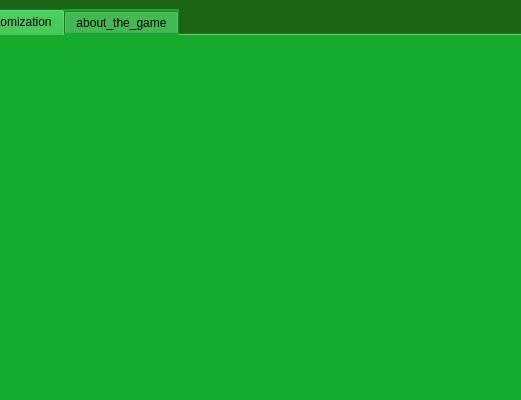
First picture: the form in forms/root.ui, repository kursach-vega/snake, before the edit; both pictures show x 151 to 672 and y 0 to 400 of the 813 by 600 pixel window.
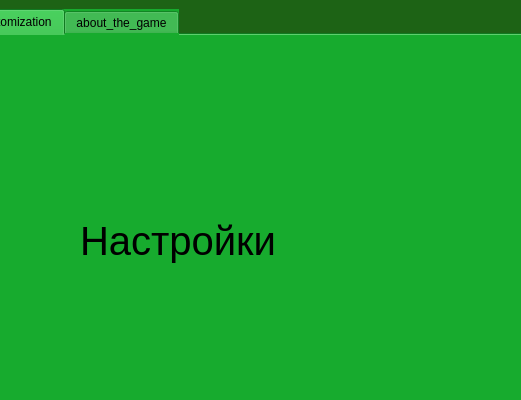
Second picture: the form after the edit. The open tabs and pages were chosen to show the change.

Commit message: "add design and operation of some buttons"

Diff of the .ui file:
```diff
--- a/forms/root.ui
+++ b/forms/root.ui
@@ -489,6 +489,24 @@
        <attribute name="title">
         <string>customization</string>
        </attribute>
+       <widget class="QLabel" name="label_5">
+        <property name="geometry">
+         <rect>
+          <x>220</x>
+          <y>180</y>
+          <width>361</width>
+          <height>51</height>
+         </rect>
+        </property>
+        <property name="font">
+         <font>
+          <pointsize>30</pointsize>
+         </font>
+        </property>
+        <property name="text">
+         <string>Настройки</string>
+        </property>
+       </widget>
       </widget>
       <widget class="QWidget" name="tab">
        <attribute name="title">
```
Left out of the diff: 23 changed lines with no effect on the pictures. The commit also changes 2 other files.
